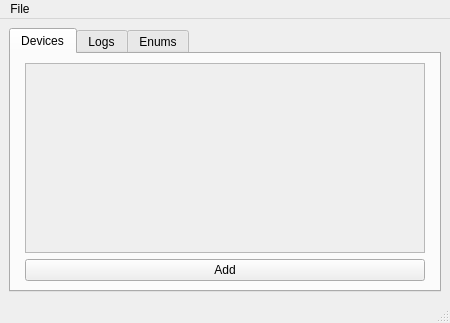
joajfreitas/fcp-core, file fcp/gui_lib/mainwindow.ui: the form before one commit.
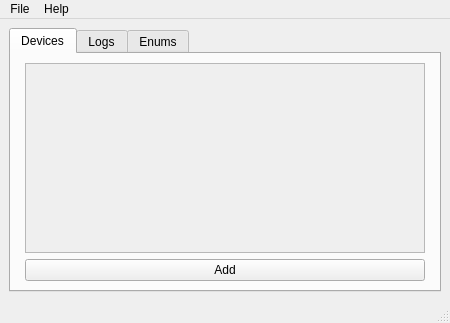
The form after the commit.

What changed in the file:
```diff
--- a/fcp/gui_lib/mainwindow.ui
+++ b/fcp/gui_lib/mainwindow.ui
@@ -147,7 +147,7 @@
      <x>0</x>
      <y>0</y>
      <width>450</width>
-     <height>20</height>
+     <height>18</height>
     </rect>
    </property>
    <widget class="QMenu" name="menuFile">
@@ -158,7 +158,15 @@
     <addaction name="actionSave"/>
     <addaction name="actionValidate"/>
    </widget>
+   <widget class="QMenu" name="menuHelp">
+    <property name="title">
+     <string>Help</string>
+    </property>
+    <addaction name="action_software10e_help"/>
+    <addaction name="action_fcp_help"/>
+   </widget>
    <addaction name="menuFile"/>
+   <addaction name="menuHelp"/>
   </widget>
   <widget class="QStatusBar" name="statusbar"/>
   <action name="actionOpen">
```
Left out of the diff: 14 changed lines with no effect on the pictures.
